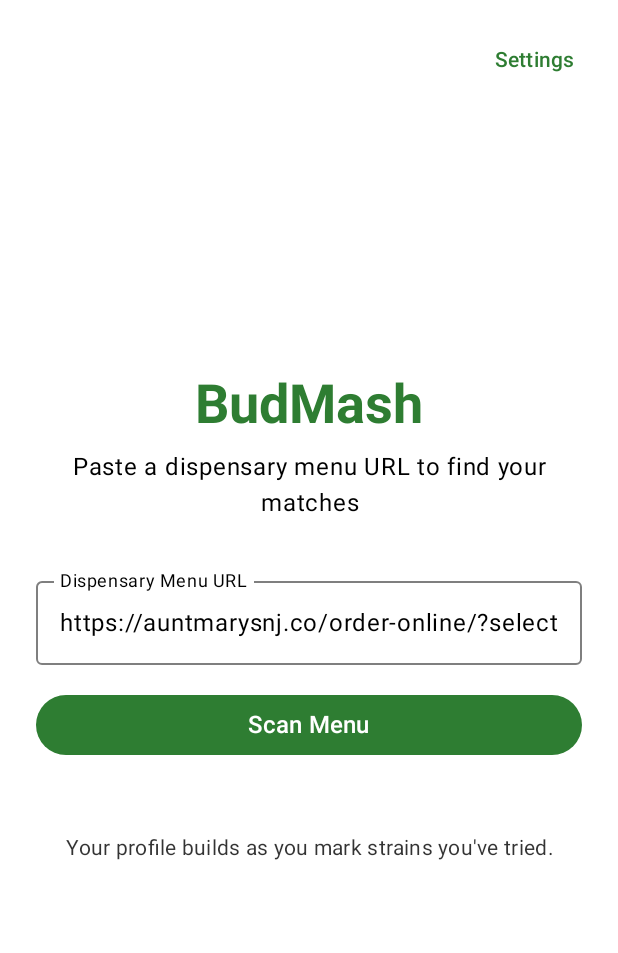
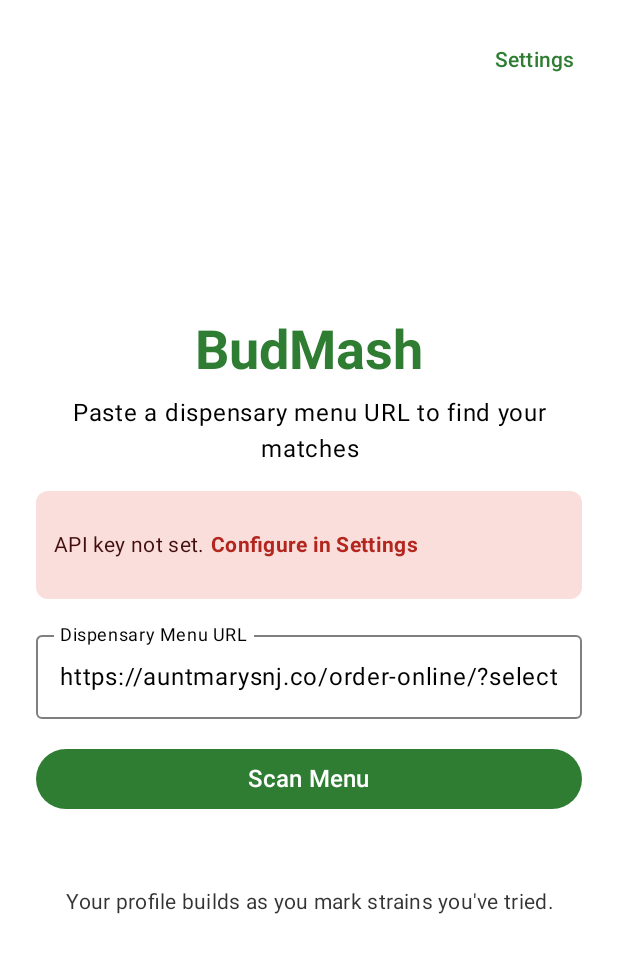
Before and after one commit to usathyan/cannabis-strain-analyzer, an Android app built with Jetpack Compose: the screen it shows after launch (MainActivity), on a phone screen of 412 x 824 dp. Shown: the top 953 px of the screen. Run offline under Robolectric (Android 15) with nearby library versions, the phone set to English and light mode, and no system bars.

Commit message:
feat: add API key warning banner on Home screen
Shows error banner when API key is not configured with
direct link to Settings.

🤖 Generated with [Claude Code](https://claude.com/claude-code)

Co-Authored-By: Claude Opus 4.5 <noreply@anthropic.com>

```diff
--- a/budmash/composeApp/src/commonMain/kotlin/com/budmash/ui/App.kt
+++ b/budmash/composeApp/src/commonMain/kotlin/com/budmash/ui/App.kt
@@ -59,6 +59,7 @@ fun App() {
             is Screen.Home -> {
                 println("[BudMash] Rendering HomeScreen")
                 HomeScreen(
+                    hasApiKey = apiKey.isNotBlank(),
                     onScanClick = { url ->
                         println("[BudMash] Scan clicked with URL: $url")
                         parseStatus = ParseStatus.Fetching // Reset status
--- a/budmash/composeApp/src/commonMain/kotlin/com/budmash/ui/screens/HomeScreen.kt
+++ b/budmash/composeApp/src/commonMain/kotlin/com/budmash/ui/screens/HomeScreen.kt
@@ -16,6 +16,7 @@ private const val DEFAULT_URL = "https://auntmarysnj.co/order-online/?selected_v
 
 @Composable
 fun HomeScreen(
+    hasApiKey: Boolean = false,
     onScanClick: (String) -> Unit,
     onSettingsClick: () -> Unit = {}
 ) {
@@ -66,7 +67,40 @@ fun HomeScreen(
                 color = MaterialTheme.colorScheme.onBackground
             )
 
-            Spacer(modifier = Modifier.height(32.dp))
+            Spacer(modifier = Modifier.height(16.dp))
+
+            // API Key warning
+            if (!hasApiKey) {
+                Surface(
+                    modifier = Modifier.fillMaxWidth(),
+                    color = MaterialTheme.colorScheme.errorContainer,
+                    shape = MaterialTheme.shapes.small
+                ) {
+                    Row(
+                        modifier = Modifier.padding(12.dp),
+                        verticalAlignment = Alignment.CenterVertically
+                    ) {
+                        Text(
+                            text = "API key not set. ",
+                            style = MaterialTheme.typography.bodyMedium,
+                            color = MaterialTheme.colorScheme.onErrorContainer
+                        )
+                        TextButton(
+                            onClick = onSettingsClick,
+                            contentPadding = PaddingValues(0.dp)
+                        ) {
+                            Text(
+                                text = "Configure in Settings",
+                                style = MaterialTheme.typography.bodyMedium,
+                                fontWeight = FontWeight.Bold,
+                                color = MaterialTheme.colorScheme.error
+                            )
+                        }
+                    }
+                }
+            }
+
+            Spacer(modifier = Modifier.height(16.dp))
 
             OutlinedTextField(
                 value = url,
```
